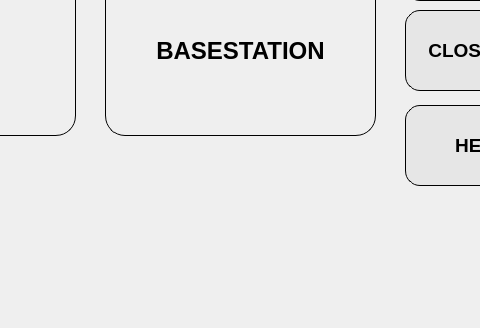
First picture: the form in RTKBASE/mainwindow.ui, repository Francklin2/RTKLIB_Touchscreen_GUI, before the edit; both pictures show x 205 to 685 and y 152 to 480 of the 800 by 480 pixel window.
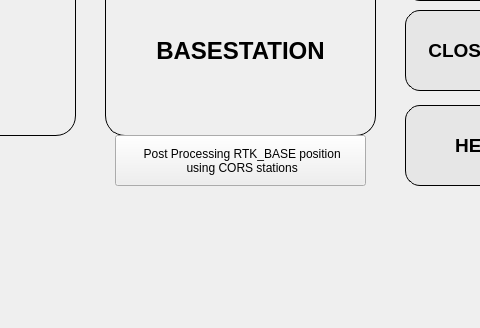
Second picture: the form after the edit.

Commit message: Add automatic post processing for base station

```diff
--- a/RTKBASE/mainwindow.ui
+++ b/RTKBASE/mainwindow.ui
@@ -258,6 +258,20 @@
      <set>Qt::AlignCenter</set>
     </property>
    </widget>
+   <widget class="QPushButton" name="RTK_BASE_position">
+    <property name="geometry">
+     <rect>
+      <x>320</x>
+      <y>270</y>
+      <width>251</width>
+      <height>51</height>
+     </rect>
+    </property>
+    <property name="text">
+     <string> Post Processing RTK_BASE position 
+  using CORS stations </string>
+    </property>
+   </widget>
    <zorder>RoverButton</zorder>
    <zorder>BasestationButton</zorder>
    <zorder>TimeRetourEdit</zorder>
@@ -269,6 +283,7 @@
    <zorder>PowerOFFButton</zorder>
    <zorder>TimeEdit</zorder>
    <zorder>lineEdit</zorder>
+   <zorder>RTK_BASE_position</zorder>
   </widget>
   <widget class="QMenuBar" name="menuBar">
    <property name="geometry">
@@ -276,7 +291,7 @@
      <x>0</x>
      <y>0</y>
      <width>800</width>
-     <height>30</height>
+     <height>25</height>
     </rect>
    </property>
   </widget>
```
The commit also changes 30 other files.
